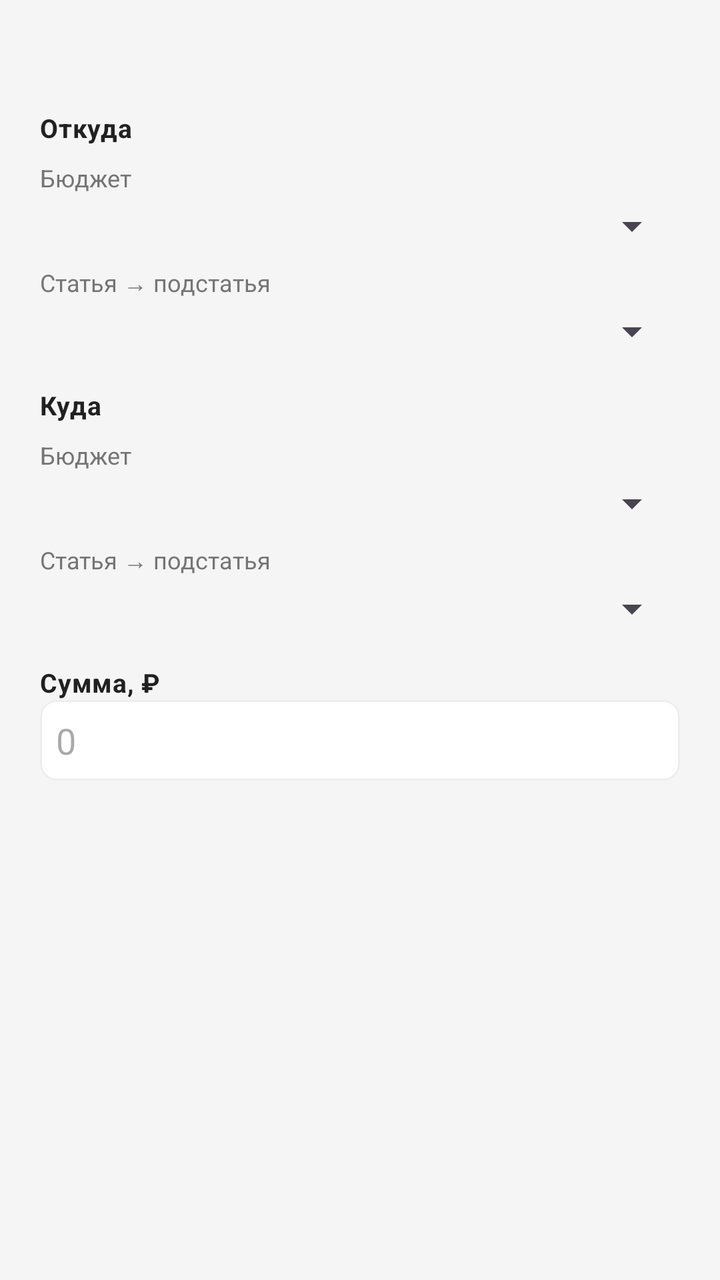
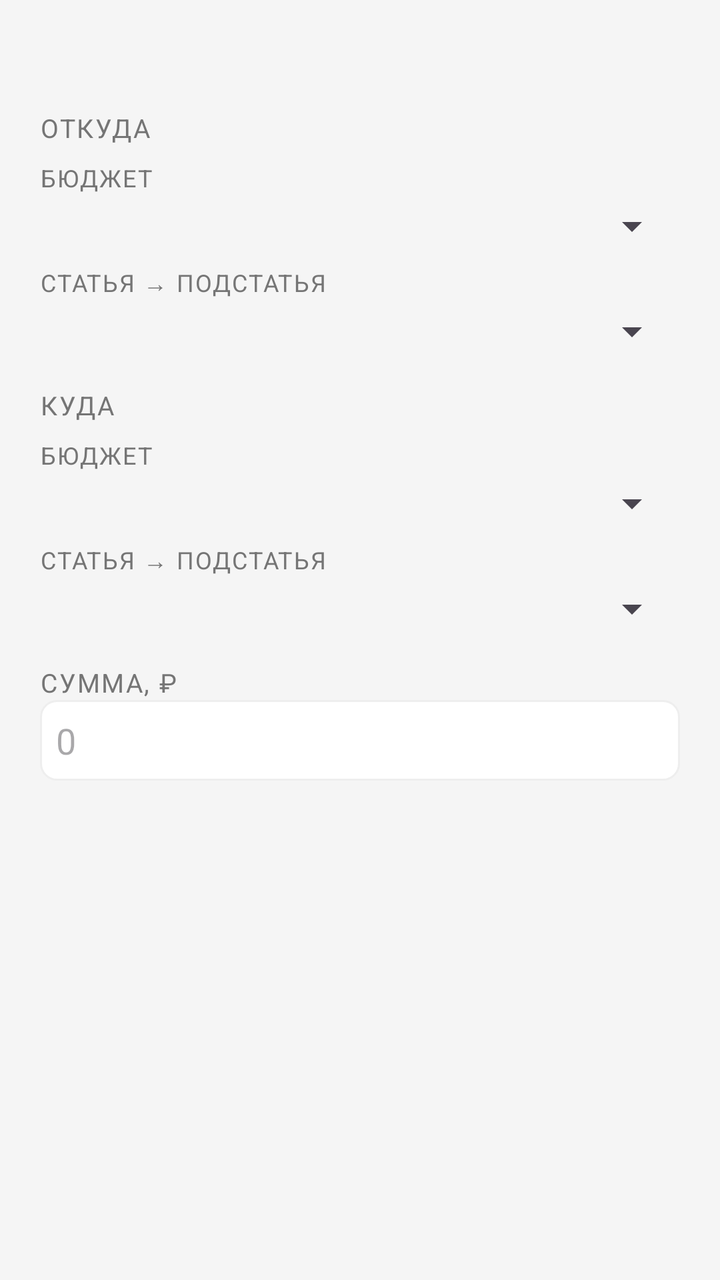

An Android layout rendered at two revisions. The XML below is the earlier revision; the diff shows what the commit changed to produce the second picture.
<!-- AndroidManifest.xml: application theme Theme.MyBudget -->
<!-- res/layout/dialog_transfer_budget.xml -->
<?xml version="1.0" encoding="utf-8"?>
<ScrollView xmlns:android="http://schemas.android.com/apk/res/android"
    android:layout_width="match_parent"
    android:layout_height="wrap_content">
    <LinearLayout
        android:orientation="vertical"
        android:padding="@dimen/space_20"
        android:layout_width="match_parent"
        android:layout_height="wrap_content">
        <TextView
            android:textSize="14sp"
            android:textColor="@color/text_primary"
            android:id="@+id/transferBudgetInfoText"
            android:layout_width="match_parent"
            android:layout_height="wrap_content"
            style="@style/Text.MyBudget.Subtitle"/>
        <TextView
            android:textSize="14sp"
            android:textColor="@color/text_primary"
            android:id="@+id/transferFromFixedText"
            android:visibility="gone"
            android:layout_width="match_parent"
            android:layout_height="wrap_content"
            android:layout_marginTop="@dimen/space_8"
            style="@style/Text.MyBudget.Subtitle"/>
        <LinearLayout
            android:orientation="vertical"
            android:id="@+id/transferFromPickersGroup"
            android:layout_width="match_parent"
            android:layout_height="wrap_content">
            <TextView
                android:textSize="13sp"
                android:layout_width="match_parent"
                android:layout_height="wrap_content"
                android:layout_marginTop="@dimen/space_16"
                android:text="@string/budget_transfer_from"
                style="@style/Text.MyBudget.Section"/>
            <TextView
                android:textSize="12sp"
                android:textColor="@color/text_secondary"
                android:layout_width="match_parent"
                android:layout_height="wrap_content"
                android:layout_marginTop="@dimen/space_8"
                android:text="@string/budget_transfer_budget_label"/>
            <Spinner
                android:id="@+id/fromBudgetSpinner"
                android:padding="@dimen/space_4"
                android:layout_width="match_parent"
                android:layout_height="wrap_content"
                android:layout_marginTop="@dimen/space_4"/>
            <TextView
                android:textSize="12sp"
                android:textColor="@color/text_secondary"
                android:layout_width="match_parent"
                android:layout_height="wrap_content"
                android:layout_marginTop="@dimen/space_8"
                android:text="@string/budget_transfer_subcategory_label"/>
            <Spinner
                android:id="@+id/fromSubcategorySpinner"
                android:padding="@dimen/space_4"
                android:layout_width="match_parent"
                android:layout_height="wrap_content"
                android:layout_marginTop="@dimen/space_4"/>
        </LinearLayout>
        <TextView
            android:textSize="13sp"
            android:layout_width="match_parent"
            android:layout_height="wrap_content"
            android:layout_marginTop="@dimen/space_16"
            android:text="@string/budget_transfer_to"
            style="@style/Text.MyBudget.Section"/>
        <TextView
            android:textSize="12sp"
            android:textColor="@color/text_secondary"
            android:layout_width="match_parent"
            android:layout_height="wrap_content"
            android:layout_marginTop="@dimen/space_8"
            android:text="@string/budget_transfer_budget_label"/>
        <Spinner
            android:id="@+id/toBudgetSpinner"
            android:padding="@dimen/space_4"
            android:layout_width="match_parent"
            android:layout_height="wrap_content"
            android:layout_marginTop="@dimen/space_4"/>
        <TextView
            android:textSize="12sp"
            android:textColor="@color/text_secondary"
            android:layout_width="match_parent"
            android:layout_height="wrap_content"
            android:layout_marginTop="@dimen/space_8"
            android:text="@string/budget_transfer_subcategory_label"/>
        <Spinner
            android:id="@+id/toSubcategorySpinner"
            android:padding="@dimen/space_4"
            android:layout_width="match_parent"
            android:layout_height="wrap_content"
            android:layout_marginTop="@dimen/space_4"/>
        <TextView
            android:textSize="13sp"
            android:layout_width="match_parent"
            android:layout_height="wrap_content"
            android:layout_marginTop="@dimen/space_16"
            android:text="@string/budget_transfer_amount_label"
            style="@style/Text.MyBudget.Section"/>
        <EditText
            android:textColor="@color/text_primary"
            android:id="@+id/transferBudgetAmountInput"
            android:background="@drawable/edittext_border"
            android:padding="@dimen/space_8"
            android:layout_width="match_parent"
            android:layout_height="wrap_content"
            android:hint="0"
            android:inputType="numberDecimal"
            android:importantForAutofill="no"/>
    </LinearLayout>
</ScrollView>
<!-- resources referenced by this layout -->
<resources>
  <color name="text_primary">#212121</color>
  <color name="text_secondary">#757575</color>
  <dimen name="space_16">16dp</dimen>
  <dimen name="space_20">20dp</dimen>
  <dimen name="space_4">4dp</dimen>
  <dimen name="space_8">8dp</dimen>
  <!-- drawable edittext_border (drawable) -->
  <?xml version="1.0" encoding="utf-8"?>
  <shape xmlns:android="http://schemas.android.com/apk/res/android">
      <solid android:color="@color/card_background_white"/>
      <stroke
          android:width="1dp"
          android:color="@color/border_light"/>
      <corners android:radius="@dimen/radius_8"/>
  </shape>
  <string name="budget_transfer_amount_label">Сумма, ₽</string>
  <string name="budget_transfer_budget_label">Бюджет</string>
  <string name="budget_transfer_from">Откуда</string>
  <string name="budget_transfer_subcategory_label">Статья → подстатья</string>
  <string name="budget_transfer_to">Куда</string>
  <style name="Text.MyBudget.Section" parent="@style/Text.MyBudget">
      <item name="android:textSize">16sp</item>
      <item name="android:textStyle">bold</item>
      <item name="android:textColor">@color/text_primary</item>
    </style>
  <style name="Text.MyBudget.Subtitle" parent="@style/Text.MyBudget">
      <item name="android:textSize">12sp</item>
      <item name="android:textColor">@color/text_secondary</item>
    </style>
  <style name="Theme.MyBudget" parent="@style/Base.Theme.MyBudget" />
  <color name="card_background_white">#ffffff</color>
  <color name="border_light">#eeeeee</color>
  <dimen name="radius_8">8dp</dimen>
  <style name="Text.MyBudget" parent="@style/TextAppearance.Material3.BodyMedium" />
  <style name="Base.Theme.MyBudget" parent="@style/Theme.Material3.DayNight.NoActionBar">
      <item name="android:colorBackground">@color/background_light</item>
      <item name="colorOnPrimary">@color/md_theme_onPrimary</item>
      <item name="colorOnSurface">@color/md_theme_onSurface</item>
      <item name="colorOutline">@color/md_theme_outline</item>
      <item name="colorPrimary">@color/md_theme_primary</item>
      <item name="colorSurface">@color/md_theme_surface</item>
      <item name="colorSurfaceVariant">@color/md_theme_surfaceVariant</item>
    </style>
  <color name="background_light">#f5f5f5</color>
  <color name="md_theme_onPrimary">#ffffff</color>
  <color name="md_theme_onSurface">#1d1b20</color>
  <color name="md_theme_outline">#79747e</color>
  <color name="md_theme_primary">#6750a4</color>
  <color name="md_theme_surface">#ffffff</color>
  <color name="md_theme_surfaceVariant">#e7e0ec</color>
</resources>

<!-- the commit's change to res/layout/dialog_transfer_budget.xml (unified diff, before → after) -->
@@ -34,14 +34,13 @@
                 android:layout_height="wrap_content"
                 android:layout_marginTop="@dimen/space_16"
                 android:text="@string/budget_transfer_from"
-                style="@style/Text.MyBudget.Section"/>
+                style="@style/Text.MyBudget.SectionLabel"/>
             <TextView
-                android:textSize="12sp"
-                android:textColor="@color/text_secondary"
                 android:layout_width="match_parent"
                 android:layout_height="wrap_content"
                 android:layout_marginTop="@dimen/space_8"
-                android:text="@string/budget_transfer_budget_label"/>
+                android:text="@string/budget_transfer_budget_label"
+                style="@style/Text.MyBudget.SectionLabel"/>
             <Spinner
                 android:id="@+id/fromBudgetSpinner"
                 android:padding="@dimen/space_4"
@@ -49,12 +48,11 @@
                 android:layout_height="wrap_content"
                 android:layout_marginTop="@dimen/space_4"/>
             <TextView
-                android:textSize="12sp"
-                android:textColor="@color/text_secondary"
                 android:layout_width="match_parent"
                 android:layout_height="wrap_content"
                 android:layout_marginTop="@dimen/space_8"
-                android:text="@string/budget_transfer_subcategory_label"/>
+                android:text="@string/budget_transfer_subcategory_label"
+                style="@style/Text.MyBudget.SectionLabel"/>
             <Spinner
                 android:id="@+id/fromSubcategorySpinner"
                 android:padding="@dimen/space_4"
@@ -68,14 +66,13 @@
             android:layout_height="wrap_content"
             android:layout_marginTop="@dimen/space_16"
             android:text="@string/budget_transfer_to"
-            style="@style/Text.MyBudget.Section"/>
+            style="@style/Text.MyBudget.SectionLabel"/>
         <TextView
-            android:textSize="12sp"
-            android:textColor="@color/text_secondary"
             android:layout_width="match_parent"
             android:layout_height="wrap_content"
             android:layout_marginTop="@dimen/space_8"
-            android:text="@string/budget_transfer_budget_label"/>
+            android:text="@string/budget_transfer_budget_label"
+            style="@style/Text.MyBudget.SectionLabel"/>
         <Spinner
             android:id="@+id/toBudgetSpinner"
             android:padding="@dimen/space_4"
@@ -83,12 +80,11 @@
             android:layout_height="wrap_content"
             android:layout_marginTop="@dimen/space_4"/>
         <TextView
-            android:textSize="12sp"
-            android:textColor="@color/text_secondary"
             android:layout_width="match_parent"
             android:layout_height="wrap_content"
             android:layout_marginTop="@dimen/space_8"
-            android:text="@string/budget_transfer_subcategory_label"/>
+            android:text="@string/budget_transfer_subcategory_label"
+            style="@style/Text.MyBudget.SectionLabel"/>
         <Spinner
             android:id="@+id/toSubcategorySpinner"
             android:padding="@dimen/space_4"
@@ -101,7 +97,7 @@
             android:layout_height="wrap_content"
             android:layout_marginTop="@dimen/space_16"
             android:text="@string/budget_transfer_amount_label"
-            style="@style/Text.MyBudget.Section"/>
+            style="@style/Text.MyBudget.SectionLabel"/>
         <EditText
             android:textColor="@color/text_primary"
             android:id="@+id/transferBudgetAmountInput"
<!-- resource entries referenced after the edit -->
@@ -20,10 +20,11 @@
   <string name="budget_transfer_from">Откуда</string>
   <string name="budget_transfer_subcategory_label">Статья → подстатья</string>
   <string name="budget_transfer_to">Куда</string>
-  <style name="Text.MyBudget.Section" parent="@style/Text.MyBudget">
-      <item name="android:textSize">16sp</item>
-      <item name="android:textStyle">bold</item>
-      <item name="android:textColor">@color/text_primary</item>
+  <style name="Text.MyBudget.SectionLabel" parent="@style/Text.MyBudget">
+      <item name="android:textSize">12sp</item>
+      <item name="android:textColor">@color/text_secondary</item>
+      <item name="android:textAllCaps">true</item>
+      <item name="android:letterSpacing">0.06</item>
     </style>
   <style name="Text.MyBudget.Subtitle" parent="@style/Text.MyBudget">
       <item name="android:textSize">12sp</item>
